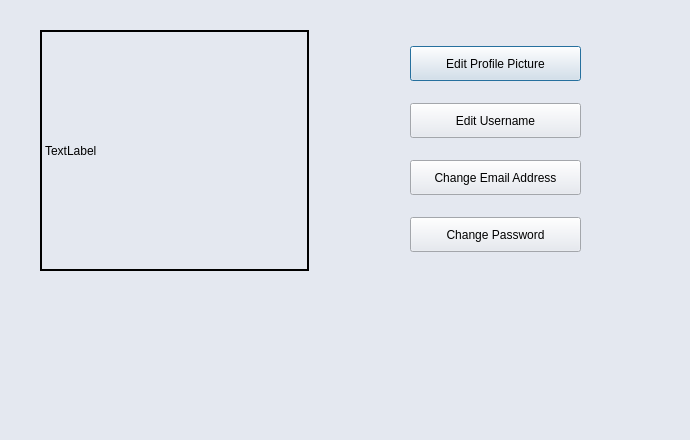
The window that concurrentTextEditor/accountsettings.ui (scottiexdev/concurrentTextEditor) describes before a commit, drawn with Qt 5.
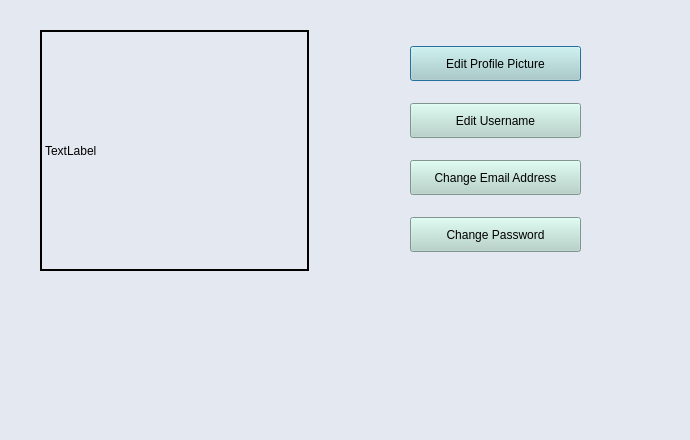
The same window after the commit.

The edit to the form file:
```diff
--- a/concurrentTextEditor/accountsettings.ui
+++ b/concurrentTextEditor/accountsettings.ui
@@ -485,6 +485,9 @@
         <height>35</height>
        </size>
       </property>
+      <property name="styleSheet">
+       <string notr="true">background-color: rgb(178, 210, 200);</string>
+      </property>
       <property name="text">
        <string>Edit Profile Picture</string>
       </property>
@@ -498,6 +501,9 @@
         <height>35</height>
        </size>
       </property>
+      <property name="styleSheet">
+       <string notr="true">background-color: rgb(178, 210, 200);</string>
+      </property>
       <property name="text">
        <string>Edit Username</string>
       </property>
@@ -511,6 +517,9 @@
         <height>35</height>
        </size>
       </property>
+      <property name="styleSheet">
+       <string notr="true">background-color: rgb(178, 210, 200);</string>
+      </property>
       <property name="text">
        <string>Change Email Address</string>
       </property>
@@ -524,6 +533,9 @@
         <height>35</height>
        </size>
       </property>
+      <property name="styleSheet">
+       <string notr="true">background-color: rgb(178, 210, 200);</string>
+      </property>
       <property name="text">
        <string>Change Password</string>
       </property>
```
Left out of the diff: 9 changed lines with no effect on the pictures.
